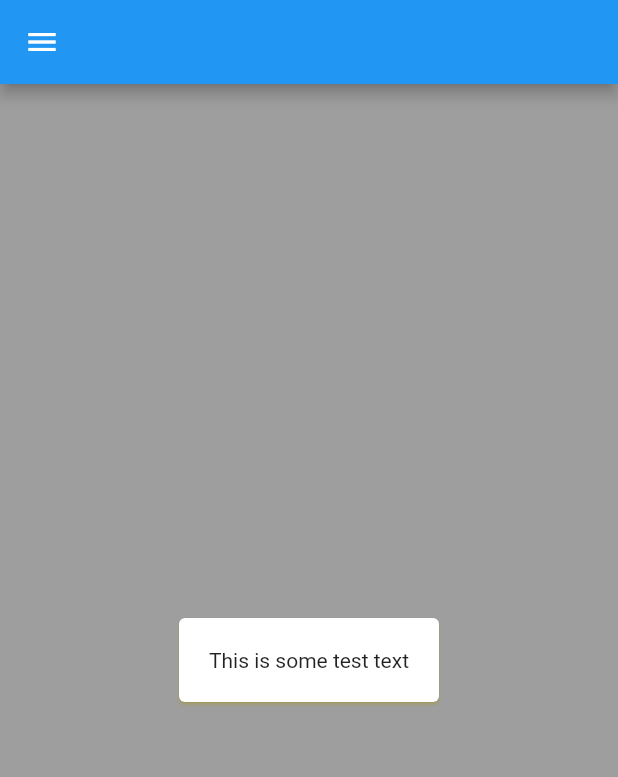
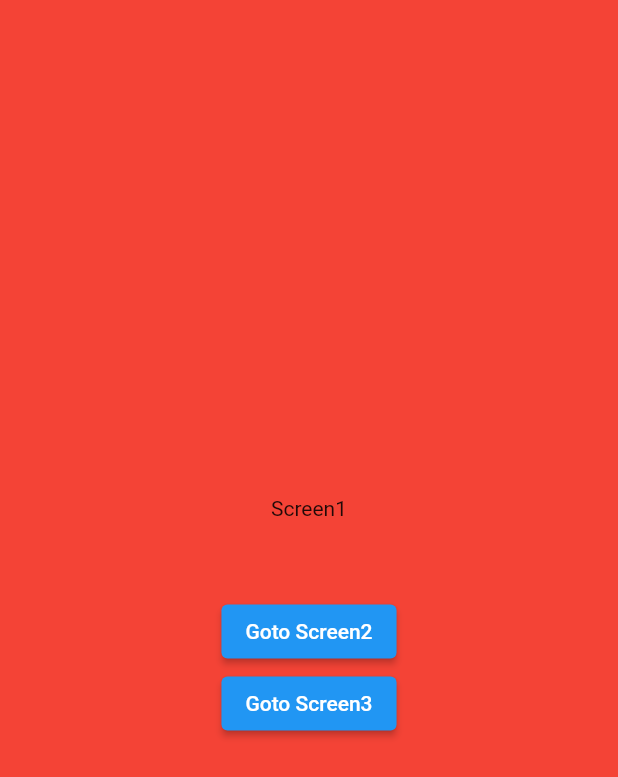
Before and after one commit to haroonkhan9426/flutter_pseb_icu, a Flutter app: the screen it shows after launch, on a phone screen of 412 x 824 dp. Shown: the top 777 px of the screen. Run offline on Flutter 3.47's test engine with Material 2 defaults, Android fonts, the phone set to English and light mode, and no system bars.

Commit message:
session 9 done

```diff
--- a/session7/practice/lib/main.dart
+++ b/session7/practice/lib/main.dart
@@ -1,4 +1,11 @@
 import 'package:flutter/material.dart';
+import 'package:practice/grid_view_example.dart';
+import 'package:practice/list_view_example.dart';
+import 'package:practice/navigation_example/screen2.dart';
+import 'package:practice/navigation_example/screen3.dart';
+import 'package:practice/navigation_example/splash_screen.dart';
+
+import 'navigation_example/screen1.dart';
 
 void main() {
   runApp(const MyApp());
@@ -14,7 +21,14 @@ class MyApp extends StatelessWidget {
       theme: ThemeData(
         primarySwatch: Colors.blue,
       ),
-      home: CardExampleScreen(),
+      // home: SplashScreen(),
+      initialRoute: '/',
+      routes: {
+        '/': (context) => SplashScreen(),
+        '/screen1': (context) => Screen1(),
+        '/screen2': (context) => Screen2(),
+        '/screen3': (context) => Screen3(),
+      },
     );
   }
 }
@@ -29,10 +43,6 @@ class CardExampleScreen extends StatelessWidget {
       drawer: Drawer(
           child: Column(children: [
         DrawerHeader(child: Text('UserName')),
-        // Text('Page1'),
-        // Text('Page2'),
-        // Text('Page3'),
-        // Text('Page4'),
         ListTile(title: Text('Page1')),
         ListTile(title: Text('Page2')),
         ListTile(title: Text('Page3')),
--- /dev/null
+++ b/session7/practice/lib/navigation_example/screen1.dart
@@ -0,0 +1,45 @@
+import 'package:flutter/material.dart';
+import 'package:practice/navigation_example/screen2.dart';
+import 'package:practice/navigation_example/screen3.dart';
+
+class Screen1 extends StatelessWidget {
+  const Screen1({Key? key}) : super(key: key);
+
+  @override
+  Widget build(BuildContext context) {
+    return Scaffold(
+      backgroundColor: Colors.red,
+      body: Center(
+          child: Column(
+        mainAxisAlignment: MainAxisAlignment.center,
+        children: [
+          Text('Screen1'),
+          SizedBox(height: 50),
+          ElevatedButton(
+            onPressed: () {
+              Navigator.push(
+                context,
+                MaterialPageRoute(
+                  builder: (context) => Screen2(),
+                ),
+              );
+            },
+            child: Text('Goto Screen2'),
+          ),
+          ElevatedButton(
+            onPressed: () {
+              Navigator.pushNamed(context, '/screen2');
+              // Navigator.push(
+              //   context,
+              //   MaterialPageRoute(
+              //     builder: (context) => Screen3(),
+              //   ),
+              // );
+            },
+            child: Text('Goto Screen3'),
+          )
+        ],
+      )),
+    );
+  }
+}
```
Also changed, not shown: session7/practice/lib/grid_view_example.dart (added, +66 -0 lines), session7/practice/lib/list_view_example.dart (added, +92 -0 lines), session7/practice/lib/navigation_example/screen2.dart (added, +39 -0 lines), session7/practice/lib/navigation_example/screen3.dart (added, +26 -0 lines), session7/practice/lib/navigation_example/splash_screen.dart (added, +31 -0 lines).
